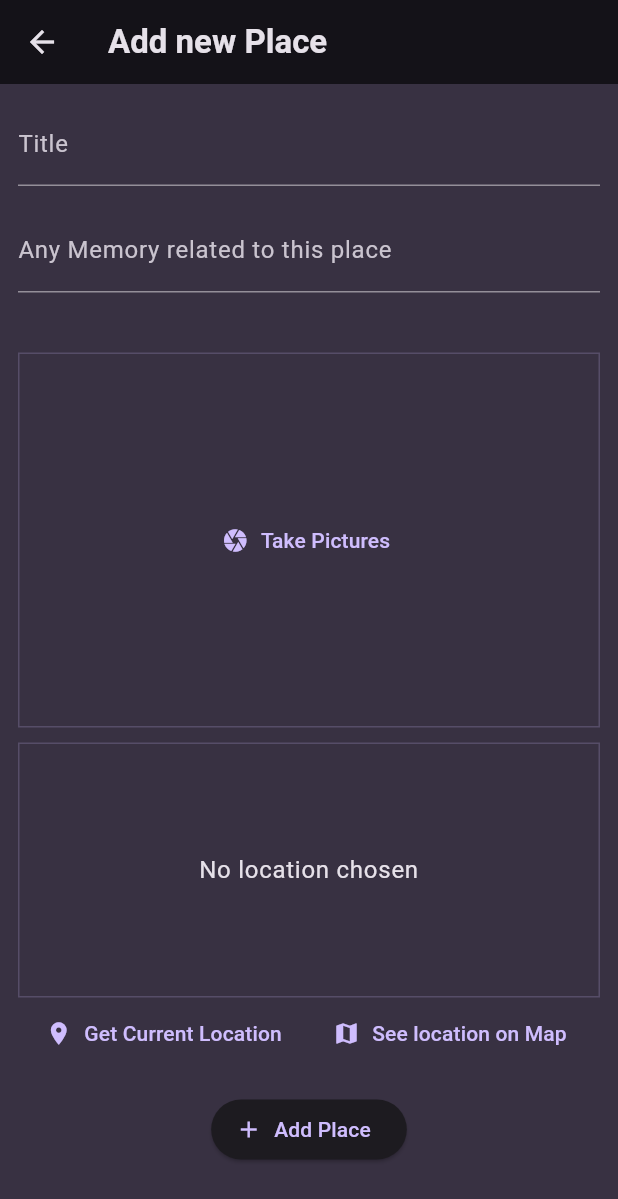
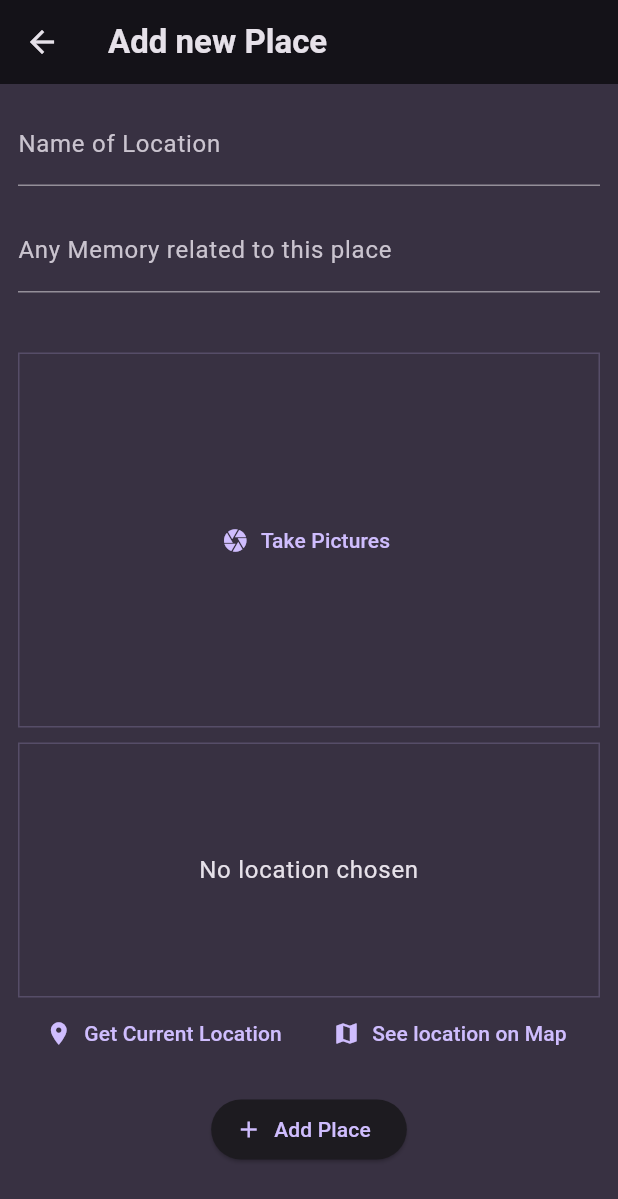
Before and after one commit to Rohit5251/Favorite-Places-, a Flutter app: the AddPlaceScreen screen opened directly, after a tap on "Take Pictures", on a phone screen of 412 x 824 dp. Shown: the top 1199 px of the screen. Run offline on Flutter 3.47's test engine with Material 3 defaults, Android fonts, the phone set to English and light mode, and no system bars; our stand-ins replace flutter_riverpod, geocoding, geolocator, google_fonts, google_maps_flutter, image_picker and 1 more.

Commit message:
date and time added,see on map button added in placedetail

```diff
--- a/lib/models/place.dart
+++ b/lib/models/place.dart
@@ -15,7 +15,8 @@ class Place{
       {required this.title,
         required this.memory,
         required this.image,
-        required this.location
+        required this.location,
+        required this.dateTime,
       }) : id =uuid.v4();
 
   final String id;
@@ -23,4 +24,5 @@ class Place{
   final String memory;
   final File image;
   final PlaceLocation location;
+  final String dateTime;
 }
--- a/lib/providers/user_place.dart
+++ b/lib/providers/user_place.dart
@@ -7,12 +7,12 @@ import 'dart:io';
 class UserPlacesNotifier extends StateNotifier<List<Place>>{
   UserPlacesNotifier() : super(const []);
 
-  void addPlace(String title,String memory,File image,PlaceLocation location)async {
+  void addPlace(String title,String memory,File image,PlaceLocation location, String dateTime)async {
     final appDir=await syspaths.getApplicationSupportDirectory();
     final filename=path.basename(image.path);
     final copiedImage=await image.copy('${appDir.path}/$filename');
 
-    final newPlace=Place(title: title,image: copiedImage,location: location, memory: memory);
+    final newPlace=Place(title: title,image: copiedImage,location: location, memory: memory,dateTime:dateTime);
     state =[newPlace,...state];
   }
 }
--- a/lib/screens/add_place.dart
+++ b/lib/screens/add_place.dart
@@ -1,3 +1,5 @@
+
+
 import 'package:favorite_places/models/place.dart';
 import 'package:favorite_places/providers/user_place.dart';
 import 'package:favorite_places/widget/image_input.dart';
@@ -17,11 +19,16 @@ class _AddPlaceScreenState extends ConsumerState<AddPlaceScreen> {
   final _titleController = TextEditingController();
   final _memoryController =TextEditingController();
   File? _selectedImage;
+  String? _selectedDate;
   PlaceLocation? _selectedLocation;
 
   void _selectImage(File pickedImage) {
     _selectedImage = pickedImage;
   }
+  void _dateSelect(String dateTime ){
+    _selectedDate=dateTime;
+  }
+
 
   void _savePlace() {
     final enteredText = _titleController.text;
@@ -34,7 +41,7 @@ class _AddPlaceScreenState extends ConsumerState<AddPlaceScreen> {
       ScaffoldMessenger.of(context).showSnackBar(snackBarx);
     }
 
-    ref.read(userPlacesProvider.notifier).addPlace(enteredText, enteredMemory ,_selectedImage!,_selectedLocation!);
+    ref.read(userPlacesProvider.notifier).addPlace(enteredText, enteredMemory ,_selectedImage!,_selectedLocation!,_selectedDate!);
 
     Navigator.of(context).pop();
   }
@@ -57,7 +64,7 @@ class _AddPlaceScreenState extends ConsumerState<AddPlaceScreen> {
         child: Column(
           children: [
             TextField(
-              decoration: const InputDecoration(labelText: "Title"),
+              decoration: const InputDecoration(labelText: "Name of Location"),
               controller: _titleController,
               style: TextStyle(color: Theme.of(context).colorScheme.onBackground),
             ),
@@ -71,6 +78,7 @@ class _AddPlaceScreenState extends ConsumerState<AddPlaceScreen> {
             // Image input
             ImageInput(
               onPickedImage: _selectImage,
+              onSelectDate: _dateSelect,
             ),
             const SizedBox(height: 10,),
             LocationInput(
--- a/lib/widget/image_input.dart
+++ b/lib/widget/image_input.dart
@@ -3,9 +3,10 @@ import 'dart:io';
 import 'package:image_picker/image_picker.dart';
 
 class ImageInput extends StatefulWidget {
-  const ImageInput({super.key,required this.onPickedImage});
+  ImageInput({super.key,required this.onPickedImage,required this.onSelectDate});
 
   final void Function (File image) onPickedImage;
+  final void Function (String date) onSelectDate;
 
   @override
   State<ImageInput> createState() {
@@ -15,6 +16,7 @@ class ImageInput extends StatefulWidget {
 
 class _ImageInput extends State<ImageInput> {
   File? _selectedImage;
+  String _datetime="no data";
 
   void _takePicture() async {
     final imagePicker = ImagePicker();
@@ -22,14 +24,18 @@ class _ImageInput extends State<ImageInput> {
       source: ImageSource.camera,
       maxWidth: 600,
     );
+    _datetime =  DateTime.now().toString();
     if (pickedImage == null) {
       return;
     }
     setState(() {
       _selectedImage = File(pickedImage.path);
+
     });
 
     widget.onPickedImage(_selectedImage!);
+    widget.onSelectDate(_datetime);
+    print(_datetime);
   }
 
   @override
```
Also changed, not shown: lib/screens/place_detail.dart (+16 -4 lines).
